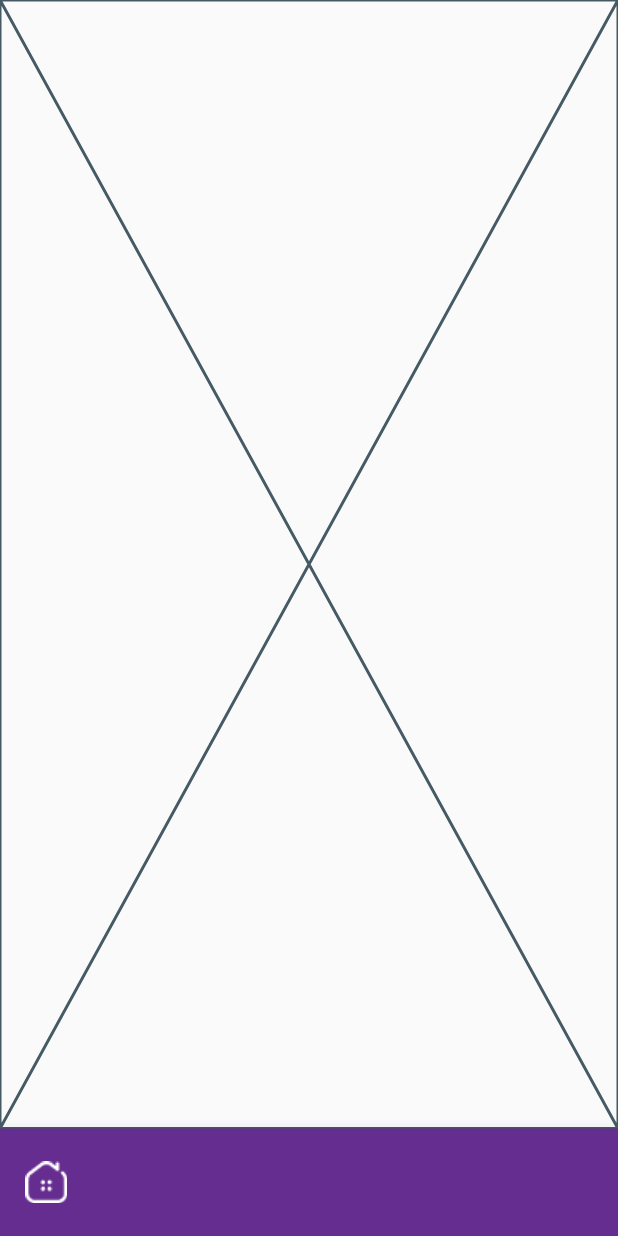
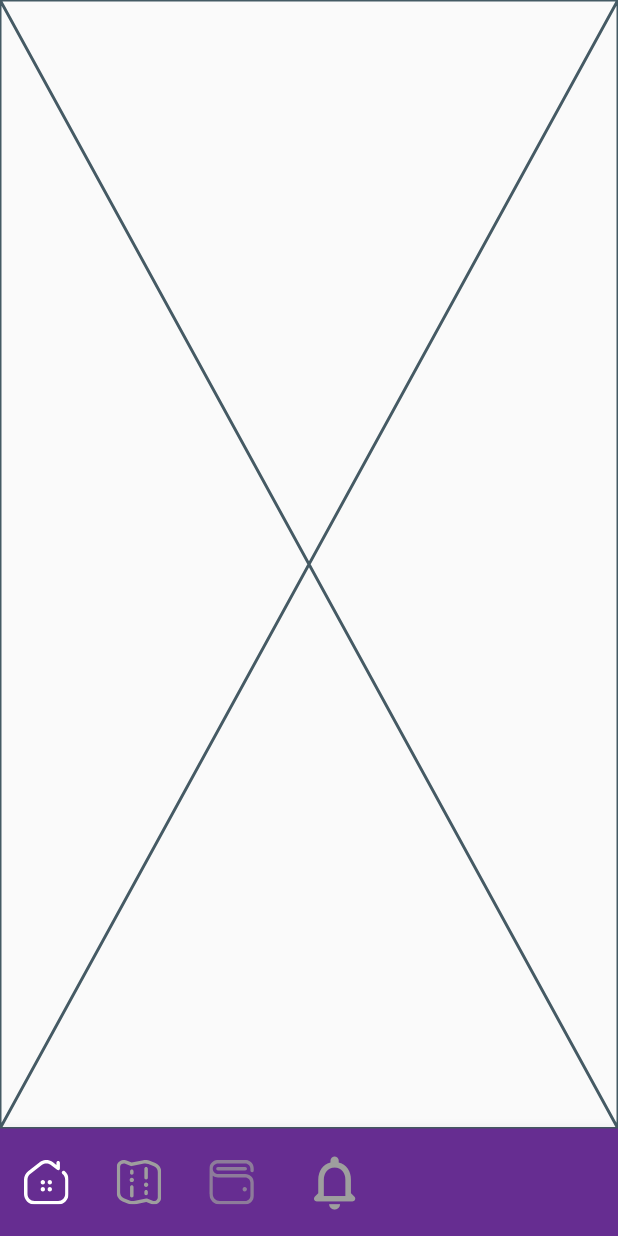
Before and after one commit to Naveed-kaimkhani/spot_holder, a Flutter app: the UserNavigation screen opened directly, on a phone screen of 412 x 824 dp. Run offline on Flutter 3.47's test engine with Material 2 defaults, Android fonts, the phone set to English and light mode, and no system bars; our stand-ins replace another_flushbar, cloud_firestore, email_validator, firebase_auth, firebase_core, firebase_messaging and 12 more; accounts and stored records are empty; network calls fail.

Commit message:
svg added

```diff
--- a/lib/presentation/user/user_navigation.dart
+++ b/lib/presentation/user/user_navigation.dart
@@ -3,6 +3,7 @@ import 'package:flutter_screenutil/flutter_screenutil.dart';
 import 'package:spot_holder/presentation/user/user_homepage.dart';
 import '../../style/images.dart';
 import '../../style/styling.dart';
+import 'package:flutter_svg/flutter_svg.dart';
 
 class UserNavigation extends StatefulWidget {
   const UserNavigation({Key? key}) : super(key: key);
@@ -28,6 +29,9 @@ class _UserNavigationState extends State<UserNavigation> {
   Widget currentScreen = UserHomepage();
   @override
   Widget build(BuildContext context) {
+    SizedBox k = SizedBox(
+      height: 10.h,
+    );
     return Scaffold(
         // backgroundColor: Styling.primaryColor,
         body: PageStorage(bucket: bucket, child: currentScreen),
@@ -51,12 +55,65 @@ class _UserNavigationState extends State<UserNavigation> {
                               currentindex = 0;
                             });
                           },
-                          child: Image.asset(
+                          child: SvgPicture.asset(
                             Images.home,
                             height: 26.h,
                             width: 26.w,
+                            colorFilter: ColorFilter.mode(
+                                currentindex == 0 ? Colors.white : Colors.grey,
+                                BlendMode.srcIn),
+                          ),
+                        ),
+                        k,
+                        MaterialButton(
+                          minWidth: 40,
+                          onPressed: () {
+                            setState(() {
+                              currentScreen = UserHomepage();
+                              currentindex = 1;
+                            });
+                          },
+                          child: SvgPicture.asset(
+                            Images.dashboard,
+                            height: 26.h,
+                            width: 26.w,
+                            colorFilter: ColorFilter.mode(
+                                currentindex == 1 ? Colors.white : Colors.grey,
+                                BlendMode.srcIn),
+                          ),
+                        ),
+                        k,
+                        MaterialButton(
+                          minWidth: 40,
+                          onPressed: () {
+                            setState(() {
+                              currentScreen = UserHomepage();
+                              currentindex = 2;
+                            });
+                          },
+                          child: SvgPicture.asset(
+                            Images.wallet,
+                            height: 26.h,
+                            width: 26.w,
+                            colorFilter: ColorFilter.mode(
+                                currentindex == 2 ? Colors.white : Colors.grey,
+                                BlendMode.srcIn),
+                          ),
+                        ),
+                        k,
+                        MaterialButton(
+                          minWidth: 40,
+                          onPressed: () {
+                            setState(() {
+                              currentScreen = UserHomepage();
+                              currentindex = 3;
+                            });
+                          },
+                          child: Icon(
+                            size: 38.w,
+                            Icons.notifications_none_rounded,
                             color:
-                                currentindex == 0 ? Colors.white : Colors.grey,
+                                currentindex == 3 ? Colors.white : Colors.grey,
                           ),
                         ),
                       ],
--- a/lib/presentation/user/user_signup.dart
+++ b/lib/presentation/user/user_signup.dart
@@ -80,7 +80,7 @@ class _UserSignUpState extends State<UserSignUp> {
         // .signUpUser(_emailController.text, _passwordController.text, context)
         .signUpUser(_emailController.text, _passwordController.text, context)
         .then((User? user) async {
-          print("get location");
+      print("get location");
       final value =
           await _firebaseUserRepository.getUserCurrentLocation(context);
 
@@ -278,7 +278,7 @@ class _UserSignUpState extends State<UserSignUp> {
                   ),
                   // k,
                   SizedBox(
-                    height: 12.h,
+                    height: 18.h,
                   ),
 
                   isLoadingNow
--- a/lib/presentation/widget/auth_header.dart
+++ b/lib/presentation/widget/auth_header.dart
@@ -2,6 +2,7 @@ import 'package:flutter/cupertino.dart';
 import 'package:flutter/material.dart';
 import 'package:flutter_screenutil/flutter_screenutil.dart';
 
+import 'package:flutter_svg/flutter_svg.dart';
 import '../../main.dart';
 import '../../style/custom_text_style.dart';
 import '../../style/images.dart';
@@ -34,7 +35,7 @@ class AuthHeader extends StatelessWidget {
       child: Column(
         crossAxisAlignment: CrossAxisAlignment.center,
         children: [
-          Image.asset(
+          SvgPicture.asset(
             Images.car,
             // color: Colors.white,
             height: 136.h,
--- a/lib/presentation/widget/input_field.dart
+++ b/lib/presentation/widget/input_field.dart
@@ -54,7 +54,7 @@ class InputField extends StatelessWidget {
           filled: true,
           contentPadding: const EdgeInsets.all(12),
           focusedBorder: OutlineInputBorder(
-            borderRadius: BorderRadius.circular(7.r),
+            borderRadius: BorderRadius.circular(12.r),
             borderSide: const BorderSide(color: Colors.black, width: 1.0),
           ),
           border: InputBorder.none,
--- a/lib/style/images.dart
+++ b/lib/style/images.dart
@@ -2,9 +2,14 @@
 
 class Images {
   Images._();
-  static const String home = 'assets/home.png';
+  // static const String home = 'assets/home.png';
   static const String logo = 'assets/logo.png';
-  static const String car = 'assets/car.png';
-  static const String dashboard = 'assets/dashboard.png';
+  static const String car = 'assets/car.svg';
+  // static const String dashboard = 'assets/dashboard.png';
+  static const String home = 'assets/home.svg';
+  static const String dashboard = 'assets/dashboard.svg';
+  static const String wallet = 'assets/wallet.svg';
+
+
 
 }
--- a/pubspec.yaml
+++ b/pubspec.yaml
@@ -73,6 +73,7 @@ dev_dependencies:
   path_provider: ^2.0.15
   custom_info_window: ^1.0.1
   url_launcher: ^6.1.11
+  flutter_svg: ^2.0.7
 # For information on the generic Dart part of this file, see the
 # following page: https://dart.dev/tools/pub/pubspec
 
```
Also changed, not shown: lib/main.dart (+5 -5 lines), lib/presentation/user/user_login.dart (+29 -4 lines), lib/presentation/widget/custom_divider.dart (added, +18 -0 lines), assets/car.svg (added), assets/dashboard.svg (added), assets/home.svg (added), assets/wallet.svg (added), pubspec.lock, 2 other files.
